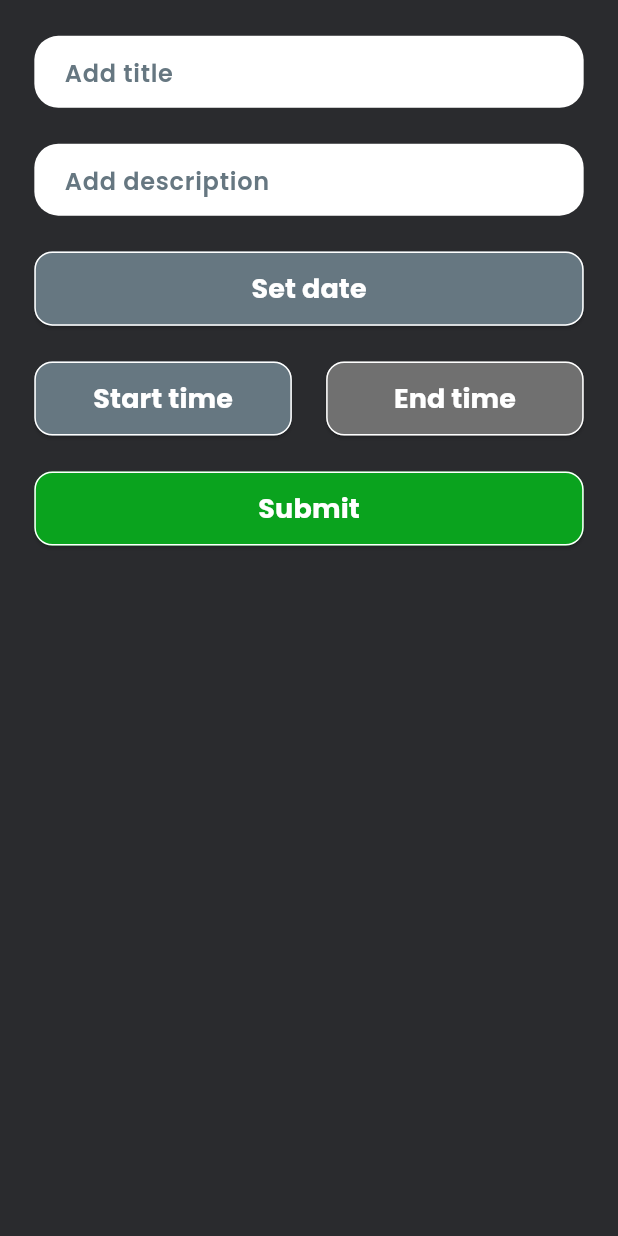
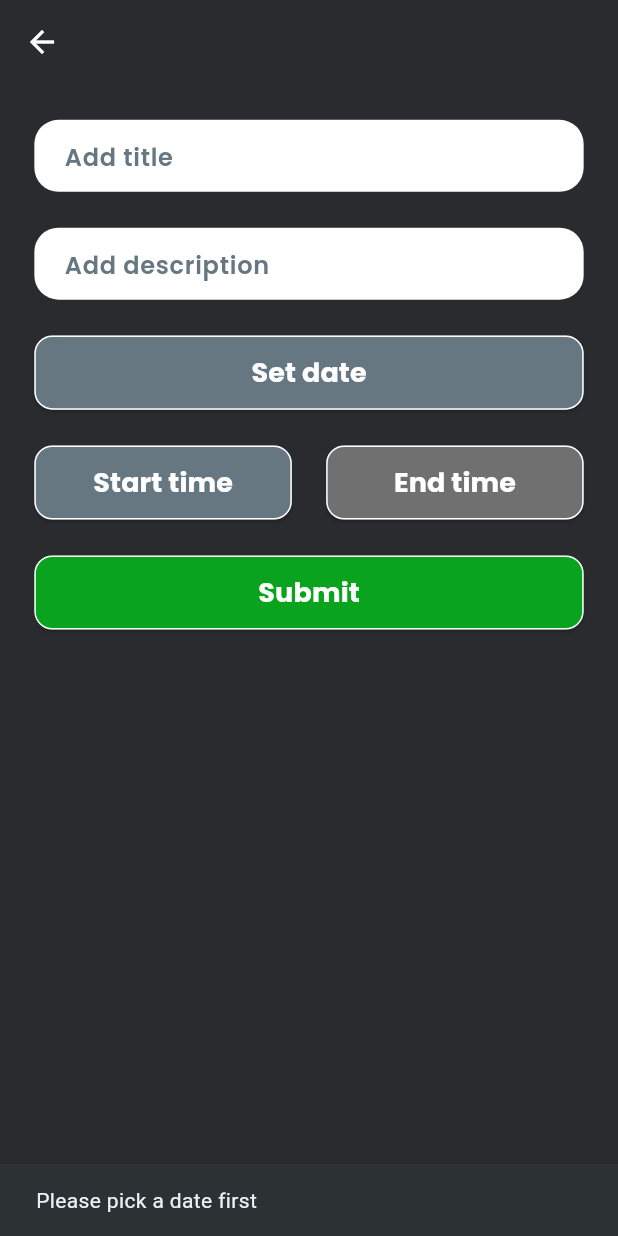
Before and after one commit to muhtar-sgk/TodoAppRiverpod, a Flutter app: the AddTaskScreen screen opened directly, after a tap on "Start time", on a phone screen of 412 x 824 dp. Run offline on Flutter 3.47's test engine with Material 2 defaults, Android fonts, the phone set to English and light mode, and no system bars; our stand-ins replace country_picker, firebase_auth, firebase_core, flutter_datetime_picker, flutter_hooks, flutter_screenutil and 7 more; accounts and stored records are empty; generated files the repository leaves out were written again.

Commit message:
add date time provider

```diff
--- /dev/null
+++ b/lib/features/todo/app/task_date_provider.dart
@@ -0,0 +1,55 @@
+import 'package:intl/intl.dart';
+import 'package:riverpod_annotation/riverpod_annotation.dart';
+
+part 'task_date_provider.g.dart';
+
+@riverpod
+class TaskDate extends _$TaskDate {
+  @override
+  DateTime? build() => null;
+
+  void changeDate(DateTime date) {
+    state = date;
+  }
+
+  String? date() {
+    if(state == null) return null;
+    return DateFormat('yyyy-MM-dd').format(state!);
+  }
+
+  void reset() => state = null;
+}
+
+@riverpod
+class TaskStartTime extends _$TaskStartTime {
+  @override
+  DateTime? build() => null;
+
+  void changeTime(DateTime date) {
+    state = date;
+  }
+
+  String? time() {
+    if(state == null) return null;
+    return DateFormat('hh:mm').format(state!);
+  }
+
+  void reset() => state = null;
+}
+
+@riverpod
+class TaskEndTime extends _$TaskEndTime {
+  @override
+  DateTime? build() => null;
+
+  void changeTime(DateTime date) {
+    state = date;
+  }
+
+  String? time() {
+    if(state == null) return null;
+    return DateFormat('hh:mm').format(state!);
+  }
+
+  void reset() => state = null;
+}
--- a/lib/features/todo/views/add_task_screen.dart
+++ b/lib/features/todo/views/add_task_screen.dart
@@ -1,28 +1,44 @@
 import 'package:flutter/material.dart';
+import 'package:flutter_datetime_picker/flutter_datetime_picker.dart';
 import 'package:flutter_hooks/flutter_hooks.dart';
 import 'package:flutter_screenutil/flutter_screenutil.dart';
 import 'package:google_fonts/google_fonts.dart';
+import 'package:hooks_riverpod/hooks_riverpod.dart';
+import 'package:intl/intl.dart';
 import 'package:riverpod_todoapp/core/common/widgets/filled_field.dart';
 import 'package:riverpod_todoapp/core/common/widgets/round_button.dart';
 import 'package:riverpod_todoapp/core/common/widgets/white_space.dart';
 import 'package:riverpod_todoapp/core/res/colours.dart';
+import 'package:riverpod_todoapp/core/utils/core_utils.dart';
+import 'package:riverpod_todoapp/features/todo/app/task_date_provider.dart';
 
-class AddTaskScreen extends HookWidget {
+class AddTaskScreen extends HookConsumerWidget {
   const AddTaskScreen({super.key});
 
   @override
-  Widget build(BuildContext context) {
+  Widget build(BuildContext context, WidgetRef ref) {
     final titleController = useTextEditingController();
     final descriptionController = useTextEditingController();
+    final dateNotifier = ref.read(taskDateProvider.notifier);
+    final startTimeNotifier = ref.read(taskStartTimeProvider.notifier);
+    final endTimeNotifier = ref.read(taskEndTimeProvider.notifier);
+
+    final dateProvider = ref.watch(taskDateProvider);
+    final startProvider = ref.watch(taskStartTimeProvider);
+    final endProvider = ref.watch(taskEndTimeProvider);
 
     final hintStyle = GoogleFonts.poppins(
         fontSize: 16, color: Colours.lightGrey, fontWeight: FontWeight.w600);
 
     return Scaffold(
+      appBar: AppBar(
+        backgroundColor: Colors.transparent,
+        foregroundColor: Colours.light,
+      ),
       body: SafeArea(
           child: ListView(
-                padding: EdgeInsets.symmetric(horizontal: 20.w),
-                children: [
+        padding: EdgeInsets.symmetric(horizontal: 20.w),
+        children: [
           const WhiteSpace(height: 20),
           FilledField(
             controller: titleController,
@@ -37,8 +53,18 @@ class AddTaskScreen extends HookWidget {
           ),
           const WhiteSpace(height: 20),
           RoundButton(
-            onPressed: () {},
-            text: 'Set date',
+            onPressed: () {
+              DatePicker.showDatePicker(context,
+                  minTime: DateTime.now(),
+                  maxTime: DateTime(DateTime.now().year + 1),
+                  theme: DatePickerTheme(
+                      doneStyle: GoogleFonts.poppins(
+                          fontSize: 16,
+                          color: Colours.green)), onConfirm: (date) {
+                dateNotifier.changeDate(date);
+              });
+            },
+            text: dateProvider == null ? 'Set date' : dateNotifier.date()!,
             backgroundColor: Colours.lightGrey,
             borderColor: Colours.light,
           ),
@@ -47,8 +73,27 @@ class AddTaskScreen extends HookWidget {
             children: [
               Expanded(
                 child: RoundButton(
-                  onPressed: () {},
-                  text: 'Start time',
+                  onPressed: () {
+                    if (dateProvider == null) {
+                      CoreUtils.showSnackBar(
+                          context: context,
+                          message: 'Please pick a date first');
+                      return;
+                    }
+                    DatePicker.showDateTimePicker(
+                      context,
+                      onConfirm: (time) {
+                        startTimeNotifier.changeTime(time);
+                      },
+                      currentTime: dateProvider,
+                      theme: DatePickerTheme(
+                          doneStyle: GoogleFonts.poppins(
+                              fontSize: 16, color: Colours.green)),
+                    );
+                  },
+                  text: startProvider == null
+                      ? 'Start time'
+                      : startTimeNotifier.time()!,
                   backgroundColor: Colours.lightGrey,
                   borderColor: Colours.light,
                 ),
@@ -56,8 +101,30 @@ class AddTaskScreen extends HookWidget {
               const WhiteSpace(width: 20),
               Expanded(
                 child: RoundButton(
-                  onPressed: () {},
-                  text: 'End time',
+                  onPressed: () {
+                    if (startProvider == null) {
+                      CoreUtils.showSnackBar(
+                          context: context,
+                          message: 'Please pick a start time first');
+                      return;
+                    }
+                    DatePicker.showDateTimePicker(
+                      context,
+                      onConfirm: (time) {
+                        endTimeNotifier.changeTime(time);
+                      },
+                      currentTime: dateProvider,
+                      theme: DatePickerTheme(
+                        doneStyle: GoogleFonts.poppins(
+                        fontSize: 16,
+                        color: Colours.green
+                      )
+                      ),
+                    );
+                  },
+                  text: endProvider == null
+                      ? 'End time'
+                      : endTimeNotifier.time()!,
                   backgroundColor: Colours.darkGrey,
                   borderColor: Colours.light,
                 ),
@@ -71,8 +138,8 @@ class AddTaskScreen extends HookWidget {
             backgroundColor: Colours.green,
             borderColor: Colours.light,
           ),
-                ],
-              )),
+        ],
+      )),
     );
   }
 }
--- a/pubspec.yaml
+++ b/pubspec.yaml
@@ -25,6 +25,8 @@ dependencies:
   flutter_hooks: ^0.18.6
   country_picker: ^2.0.20
   sqflite: ^2.2.8+4
+  flutter_datetime_picker: ^1.5.1
+  intl: ^0.18.1
 
 dev_dependencies:
   flutter_test:
```
Also changed, not shown: lib/features/todo/app/task_date_provider.g.dart (added), pubspec.lock.
